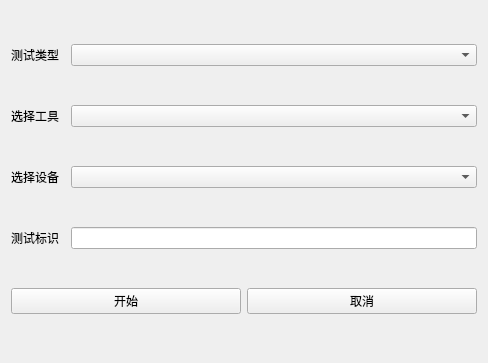
Above: addtestwidget.ui from vince7839/GmsAutoTool before the change. Below: the same form after it.
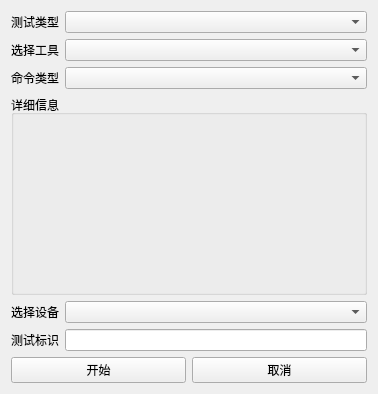
That is the form after the change.

Commit message: 加入复测类型

What changed in the file:
```diff
--- a/addtestwidget.ui
+++ b/addtestwidget.ui
@@ -6,37 +6,14 @@
    <rect>
     <x>0</x>
     <y>0</y>
-    <width>488</width>
-    <height>363</height>
+    <width>378</width>
+    <height>394</height>
    </rect>
   </property>
   <property name="windowTitle">
    <string>Form</string>
   </property>
   <layout class="QGridLayout" name="gridLayout">
-   <item row="1" column="0">
-    <widget class="QLabel" name="label_3">
-     <property name="text">
-      <string>选择工具</string>
-     </property>
-     <property name="alignment">
-      <set>Qt::AlignLeading|Qt::AlignLeft|Qt::AlignVCenter</set>
-     </property>
-    </widget>
-   </item>
-   <item row="3" column="2">
-    <widget class="QLineEdit" name="lineEdit_name"/>
-   </item>
-   <item row="3" column="0">
-    <widget class="QLabel" name="label_4">
-     <property name="text">
-      <string>测试标识</string>
-     </property>
-    </widget>
-   </item>
-   <item row="1" column="2">
-    <widget class="QComboBox" name="cb_tool"/>
-   </item>
    <item row="0" column="0">
     <widget class="QLabel" name="label">
      <property name="text">
@@ -47,10 +24,44 @@
      </property>
     </widget>
    </item>
-   <item row="2" column="2">
-    <widget class="QComboBox" name="cb_device"/>
+   <item row="0" column="1">
+    <widget class="QComboBox" name="cbox_type">
+     <property name="sizeAdjustPolicy">
+      <enum>QComboBox::AdjustToContentsOnFirstShow</enum>
+     </property>
+    </widget>
+   </item>
+   <item row="1" column="0">
+    <widget class="QLabel" name="label_3">
+     <property name="text">
+      <string>选择工具</string>
+     </property>
+     <property name="alignment">
+      <set>Qt::AlignLeading|Qt::AlignLeft|Qt::AlignVCenter</set>
+     </property>
+    </widget>
+   </item>
+   <item row="1" column="1">
+    <widget class="QComboBox" name="cbox_tool"/>
    </item>
    <item row="2" column="0">
+    <widget class="QLabel" name="label_5">
+     <property name="text">
+      <string>命令类型</string>
+     </property>
+    </widget>
+   </item>
+   <item row="2" column="1">
+    <widget class="QComboBox" name="cbox_action"/>
+   </item>
+   <item row="3" column="0" colspan="2">
+    <widget class="QGroupBox" name="groupBox">
+     <property name="title">
+      <string>详细信息</string>
+     </property>
+    </widget>
+   </item>
+   <item row="4" column="0">
     <widget class="QLabel" name="label_2">
      <property name="text">
       <string>选择设备</string>
@@ -60,14 +71,20 @@
      </property>
     </widget>
    </item>
-   <item row="0" column="2">
-    <widget class="QComboBox" name="cbox_test">
-     <property name="sizeAdjustPolicy">
-      <enum>QComboBox::AdjustToContentsOnFirstShow</enum>
+   <item row="4" column="1">
+    <widget class="QComboBox" name="cbox_device"/>
+   </item>
+   <item row="5" column="0">
+    <widget class="QLabel" name="label_4">
+     <property name="text">
+      <string>测试标识</string>
      </property>
     </widget>
    </item>
-   <item row="4" column="0" colspan="3">
+   <item row="5" column="1">
+    <widget class="QLineEdit" name="lineEdit_name"/>
+   </item>
+   <item row="6" column="0" colspan="2">
     <layout class="QHBoxLayout" name="horizontalLayout">
      <item>
       <widget class="QPushButton" name="btn_start_test">
```
Left out of the diff: 2 changed lines with no effect on the pictures. The commit also changes 970 other files.
